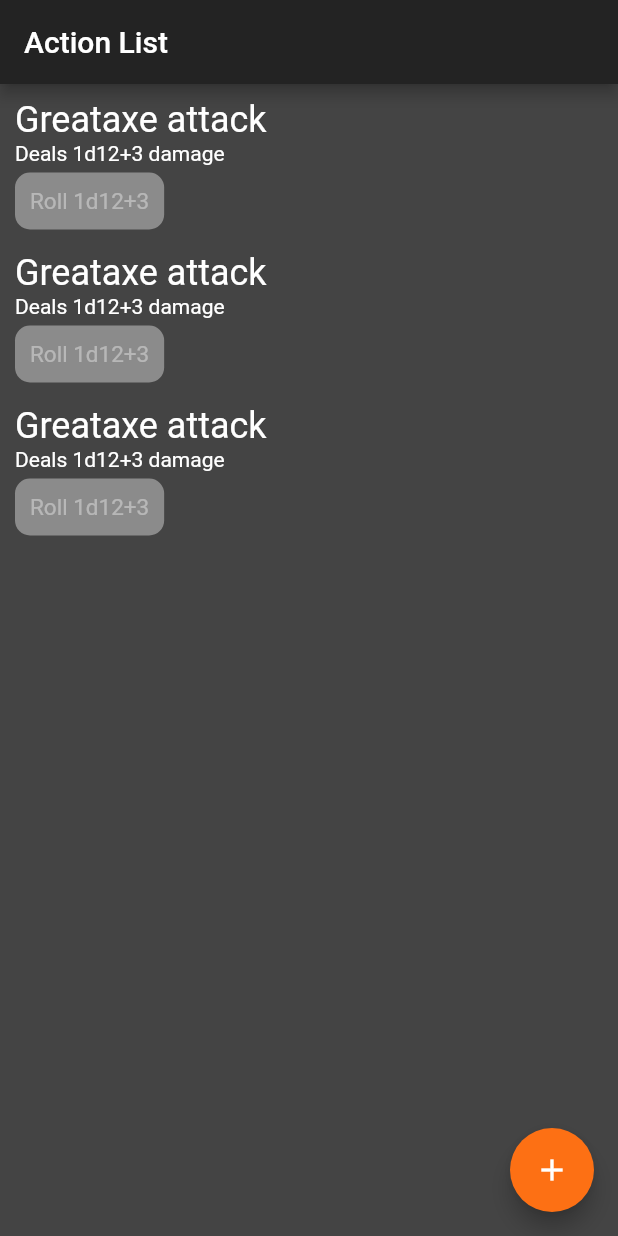
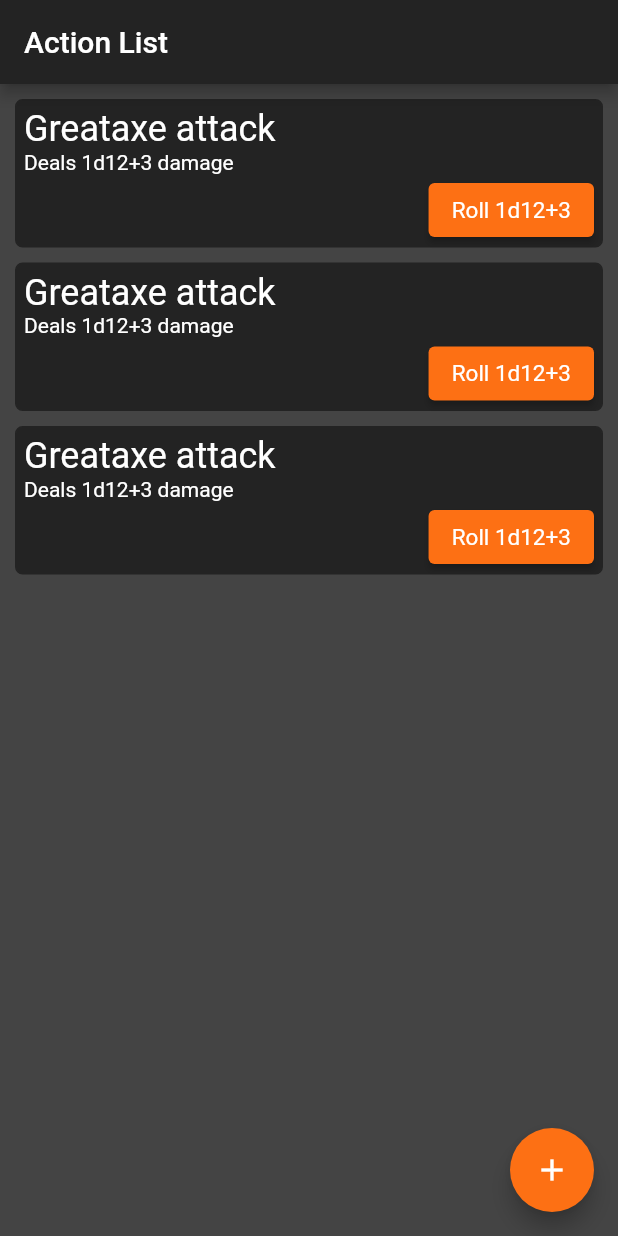
Before and after one commit to filip-wan/rpg_manager_flutter, a Flutter app: the screen it shows after launch, on a phone screen of 412 x 824 dp. Run offline on Flutter 3.47's test engine with Material 2 defaults, Android fonts, the phone set to English and light mode, and no system bars.

Commit message:
Improve layout of action item. Fix button styling. Add box decoration to action item

```diff
--- a/lib/styles/theme.dart
+++ b/lib/styles/theme.dart
@@ -12,6 +12,11 @@ ThemeData buildThemeData() => ThemeData(
         // colorScheme: //TODO
         shape: RoundedRectangleBorder(borderRadius: BorderRadius.circular(10)),
         padding: EdgeInsets.symmetric(vertical: 10.0, horizontal: 10.0),
+      ),
+      elevatedButtonTheme: ElevatedButtonThemeData(
+        style: ElevatedButton.styleFrom(
+          primary: colors["primary"],
+        ),
       ),
       floatingActionButtonTheme: FloatingActionButtonThemeData(
         backgroundColor: colors["primary"],
@@ -35,8 +40,8 @@ ThemeData buildThemeData() => ThemeData(
       ),
       brightness: Brightness.dark,
       backgroundColor: colors["background"],
-      primaryColor: colors["background"],
-      accentColor: colors["text"],
+      primaryColor: colors["primary"],
+      accentColor: colors["navbar"],
       canvasColor: colors["background"],
       buttonColor: colors["primary"],
     );
--- a/lib/widgets/action_item.dart
+++ b/lib/widgets/action_item.dart
@@ -14,7 +14,13 @@ class ActionItem extends StatelessWidget {
       children: <Widget>[
         Expanded(
             child: Container(
+          decoration: BoxDecoration(
+            borderRadius: BorderRadius.circular(5),
+            border: Border.all(color: Theme.of(context).accentColor),
+            color: Theme.of(context).accentColor,
+          ),
           margin: EdgeInsets.fromLTRB(10, 10, 10, 0),
+          padding: EdgeInsets.fromLTRB(5, 5, 5, 0),
           child: Column(
             mainAxisAlignment: MainAxisAlignment.start,
             crossAxisAlignment: CrossAxisAlignment.start,
@@ -24,9 +30,14 @@ class ActionItem extends StatelessWidget {
                 style: Theme.of(context).textTheme.headline5,
               ),
               Text(model.description),
-              RaisedButton(
-                onPressed: null,
-                child: Text('Roll ${model.diceEquation}'),
+              Row(
+                mainAxisAlignment: MainAxisAlignment.end,
+                children: [
+                  ElevatedButton(
+                    onPressed: () {},
+                    child: Text('Roll ${model.diceEquation}'),
+                  )
+                ],
               ),
             ],
           ),
```
